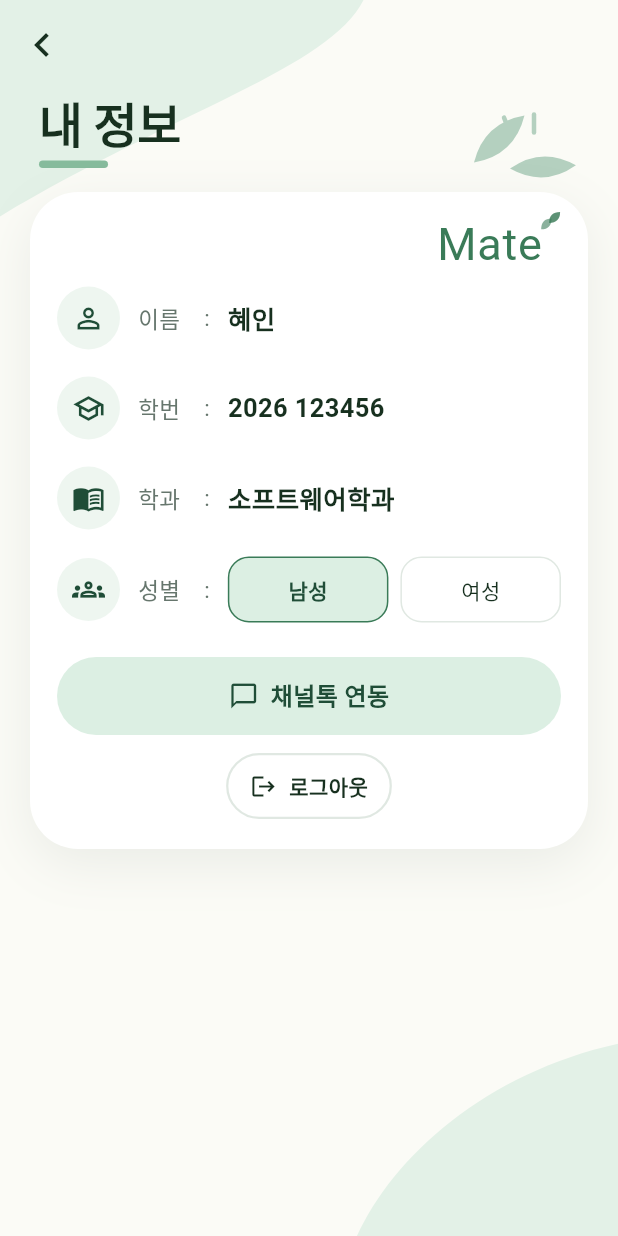
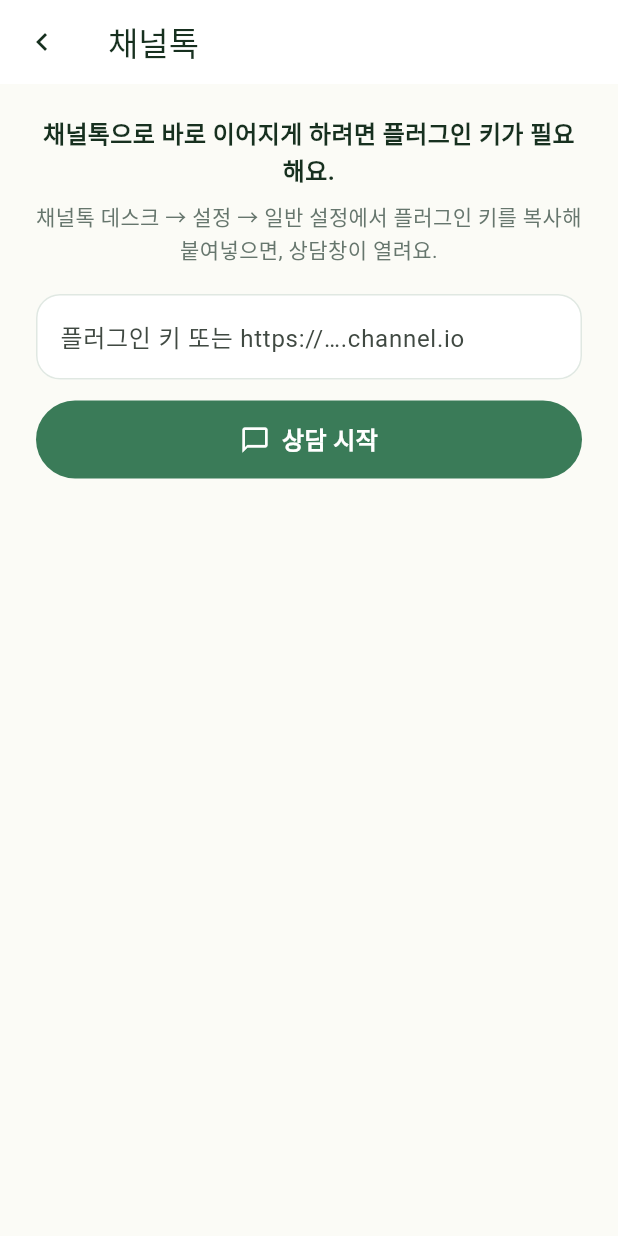
Before and after one commit to kimjieun060510/hack, a Flutter app: the MeScreen widget shown alone on an empty page, opened directly, after a tap on "채널톡 연동", on a phone screen of 412 x 824 dp. Run offline on Flutter 3.47's test engine with Material 3 defaults, Android fonts, the phone set to English and light mode, and no system bars; our stand-ins replace webview_flutter; missing offline and left inert: webview_flutter_wkwebview; Roboto replaces fonts that are missing (Jua).

Commit message:
Open Channel Talk from the green chat button
The launcher now pushes an in-app Channel Talk screen (web widget) instead of a demo toast, so the iOS simulator button actually opens chat. A plugin key can be pasted or set in data.dart.

Co-authored-by: kimjieun060510 <kimjieun060510@gmail.com>

```diff
--- a/mate/lib/data.dart
+++ b/mate/lib/data.dart
@@ -2,6 +2,10 @@
 /// 화면에 나오는 이름, 일정, 공지는 모두 예시예요. 여기서 고치면 앱 전체에 반영돼요.
 
 const String kAppName = 'mate';
+
+/// 채널톡 데스크(https://desk.channel.io) → 설정 → 일반 설정 → 플러그인 키.
+/// 여기 넣거나 `--dart-define=CHANNEL_PLUGIN_KEY=...` 로 넘기면 초록 버튼이 상담창으로 이어져요.
+const String kChannelPluginKey = String.fromEnvironment('CHANNEL_PLUGIN_KEY', defaultValue: '');
 
 /// 데모 기준일: 2026-09-21 (월). 날짜는 'M-D' 글자로 다뤄요. 예) '9-21'
 const String kToday = '9-21';
--- a/mate/lib/main.dart
+++ b/mate/lib/main.dart
@@ -2,6 +2,7 @@ import 'package:flutter/material.dart';
 import 'package:flutter/services.dart';
 
 import 'data.dart';
+import 'screens/channel.dart';
 import 'shell.dart';
 import 'theme.dart';
 
@@ -18,6 +19,7 @@ class MateApp extends StatelessWidget {
   @override
   Widget build(BuildContext context) {
     return MaterialApp(
+      navigatorKey: mateNav,
       title: kAppName,
       debugShowCheckedModeBanner: false,
       theme: buildTheme(Pal.light, Brightness.light),
--- /dev/null
+++ b/mate/lib/screens/channel.dart
@@ -0,0 +1,308 @@
+import 'package:flutter/foundation.dart';
+import 'package:flutter/material.dart';
+import 'package:webview_flutter/webview_flutter.dart';
+import 'package:webview_flutter_wkwebview/webview_flutter_wkwebview.dart';
+
+import '../data.dart';
+import '../state.dart';
+import '../theme.dart';
+import '../widgets.dart';
+
+/// 테스트에서는 웹뷰 없이 상담 화면만 확인해요.
+bool channelTalkUseWebView = true;
+
+/// 실행 중에 붙여넣은 플러그인 키. 비어 있으면 [kChannelPluginKey]를 써요.
+String channelTalkPluginKey = kChannelPluginKey;
+
+/// MaterialApp 에 붙여서, 어느 화면에서 눌러도 상담창이 꼭 뜨게 해요.
+final GlobalKey<NavigatorState> mateNav = GlobalKey<NavigatorState>();
+
+void openChannelTalk([BuildContext? context]) {
+  final nav = mateNav.currentState ?? (context == null ? null : Navigator.maybeOf(context, rootNavigator: true));
+  if (nav == null) return;
+  nav.push(MaterialPageRoute<void>(
+    fullscreenDialog: true,
+    builder: (_) => const ChannelTalkScreen(),
+  ));
+}
+
+String? channelTalkKeyFrom(String raw) {
+  var s = raw.trim();
+  if (s.isEmpty) return null;
+  final uri = Uri.tryParse(s);
+  if (uri != null && uri.hasScheme && uri.host.isNotEmpty) {
+    if (uri.host.endsWith('.channel.io') && uri.host != 'channel.io' && uri.host != 'www.channel.io') {
+      return uri.host.split('.').first;
+    }
+    return s;
+  }
+  return s;
+}
+
+String channelTalkPageUrl(String key) {
+  if (key.startsWith('http://') || key.startsWith('https://')) return key;
+  return 'https://$key.channel.io';
+}
+
+/// 채널톡 상담창. 네이티브 SDK 대신 웹 위젯을 열어서 시뮬레이터에서도 바로 이어져요.
+class ChannelTalkScreen extends StatefulWidget {
+  const ChannelTalkScreen({super.key});
+
+  @override
+  State<ChannelTalkScreen> createState() => _ChannelTalkScreenState();
+}
+
+class _ChannelTalkScreenState extends State<ChannelTalkScreen> {
+  final _keyC = TextEditingController();
+  WebViewController? _ctl;
+  var _loading = false;
+  String? _err;
+
+  String get _key => channelTalkKeyFrom(channelTalkPluginKey) ?? '';
+
+  @override
+  void initState() {
+    super.initState();
+    _keyC.text = channelTalkPluginKey;
+    WidgetsBinding.instance.addPostFrameCallback((_) {
+      if (mounted && _key.isNotEmpty) _boot();
+    });
+  }
+
+  @override
+  void dispose() {
+    _keyC.dispose();
+    super.dispose();
+  }
+
+  void _saveAndBoot() {
+    final next = channelTalkKeyFrom(_keyC.text);
+    if (next == null) {
+      setState(() => _err = '플러그인 키를 붙여넣은 뒤 다시 눌러 주세요.');
+      return;
+    }
+    channelTalkPluginKey = next;
+    _boot();
+  }
+
+  void _boot() {
+    final key = _key;
+    if (key.isEmpty) {
+      setState(() {
+        _ctl = null;
+        _loading = false;
+        _err = null;
+      });
+      return;
+    }
+    if (kIsWeb || !channelTalkUseWebView) {
+      if (kIsWeb) openUrl(channelTalkPageUrl(key));
+      if (mounted) {
+        setState(() {
+          _ctl = null;
+          _loading = false;
+          _err = null;
+        });
+      }
+      return;
+    }
+    setState(() {
+      _loading = true;
+      _err = null;
+    });
+    try {
+      final ctl = _newController()
+        ..setJavaScriptMode(JavaScriptMode.unrestricted)
+        ..enableZoom(false)
+        ..setBackgroundColor(Colors.white)
+        ..setNavigationDelegate(NavigationDelegate(
+          onNavigationRequest: (req) {
+            final uri = Uri.tryParse(req.url);
+            if (uri == null) return NavigationDecision.prevent;
+            if (uri.scheme == 'http' || uri.scheme == 'https' || uri.scheme == 'about') {
+              return NavigationDecision.navigate;
+            }
+            openUrl(req.url);
+            return NavigationDecision.prevent;
+          },
+          onPageFinished: (_) {
+            if (mounted) setState(() => _loading = false);
+          },
+          onWebResourceError: (e) {
+            if (e.isForMainFrame == false) return;
+            if (mounted) setState(() => _err = '채널톡을 불러오지 못했어요. 네트워크를 확인해 주세요.');
+          },
+        ));
+      if (key.startsWith('http://') || key.startsWith('https://')) {
+        ctl.loadRequest(Uri.parse(key));
+      } else {
+        ctl.loadHtmlString(_html(key), baseUrl: 'https://channel.io/');
+      }
+      if (mounted) setState(() => _ctl = ctl);
+    } catch (e) {
+      if (mounted) {
+        setState(() {
+          _ctl = null;
+          _loading = false;
+          _err = '채널톡을 열 수 없어요. 아래 버튼으로 열어 주세요.';
+        });
+      }
+    }
+  }
+
+  WebViewController _newController() {
+    if (WebViewPlatform.instance is WebKitWebViewPlatform) {
+      return WebViewController.fromPlatformCreationParams(
+        WebKitWebViewControllerCreationParams(
+          allowsInlineMediaPlayback: true,
+          mediaTypesRequiringUserAction: const <PlaybackMediaTypes>{},
+          javaScriptCanOpenWindowsAutomatically: true,
+        ),
+      );
+    }
+    return WebViewController();
+  }
+
+  String _esc(String s) => s.replaceAll(r'\', r'\\').replaceAll("'", r"\'").replaceAll('\n', ' ').replaceAll('</', r'<\/');
+
+  String _html(String key) {
+    final name = _esc(app.userName);
+    final id = _esc(app.studentNo);
+    return '''
+<!DOCTYPE html>
+<html lang="ko">
+<head>
+  <meta charset="utf-8">
+  <meta name="viewport" content="width=device-width, initial-scale=1, maximum-scale=1, user-scalable=no">
+  <style>
+    html,body{margin:0;height:100%;background:#F7F9F7}
+  </style>
+</head>
+<body>
+  <script>
+    (function(){var w=window;if(w.ChannelIO){return;}var ch=function(){ch.c(arguments);};ch.q=[];ch.c=function(args){ch.q.push(args);};w.ChannelIO=ch;function l(){if(w.ChannelIOInitialized){return;}w.ChannelIOInitialized=true;var s=document.createElement("script");s.type="text/javascript";s.async=true;s.src="https://cdn.channel.io/plugin/ch-plugin-web.js";var x=document.getElementsByTagName("script")[0];if(x.parentNode){x.parentNode.insertBefore(s,x);}}if(document.readyState==="complete"){l();}else{w.addEventListener("DOMContentLoaded",l);w.addEventListener("load",l);}})();
+    ChannelIO('boot', {
+      pluginKey: '${_esc(key)}',
+      memberId: '$id',
+      profile: { name: '$name' },
+      hideChannelButtonOnBoot: true,
+      hidePopup: true,
+      language: 'ko',
+      zIndex: 10000000
+    }, function() {
+      ChannelIO('showMessenger');
+    });
+    setTimeout(function(){ try { ChannelIO('showMessenger'); } catch (e) {} }, 1200);
+  </script>
+</body>
+</html>
+''';
+  }
+
+  @override
+  Widget build(BuildContext context) {
+    final p = pal(context);
+    return Scaffold(
+      backgroundColor: p.paper,
+      appBar: AppBar(
+        title: const Text('채널톡'),
+        leading: IconButton(tooltip: '채널톡 닫기', icon: Icon(icon('back')), onPressed: () => Navigator.of(context).pop()),
+      ),
+      body: Stack(children: [
+        if (_ctl != null) Positioned.fill(child: WebViewWidget(controller: _ctl!)),
+        if (_key.isEmpty)
+          _KeyPane(controller: _keyC, err: _err, onOpen: _saveAndBoot)
+        else if (_err != null)
+          Center(
+            child: Padding(
+              padding: const EdgeInsets.all(24),
+              child: Column(mainAxisSize: MainAxisSize.min, children: [
+                Txt(_err!, align: TextAlign.center),
+                const SizedBox(height: 12),
+                Btn('브라우저로 열기', ic: 'ext', onTap: () => openUrl(channelTalkPageUrl(_key))),
+              ]),
+            ),
+          )
+        else if (_loading)
+          const Center(child: Text('채널톡 상담을 열고 있어요'))
+        else if (_ctl == null)
+          Center(
+            child: Padding(
+              padding: const EdgeInsets.all(24),
+              child: Column(mainAxisSize: MainAxisSize.min, children: [
+                const Txt('채널톡 상담창을 열어요.', align: TextAlign.center),
+                const SizedBox(height: 12),
+                Btn('채널톡 열기', ic: 'chat', onTap: () => openUrl(channelTalkPageUrl(_key))),
+              ]),
+            ),
+          ),
+      ]),
+    );
+  }
+}
+
+class _KeyPane extends StatelessWidget {
+  final TextEditingController controller;
+  final String? err;
+  final VoidCallback onOpen;
+  const _KeyPane({required this.controller, required this.err, required this.onOpen});
+
+  @override
+  Widget build(BuildContext context) {
+    final p = pal(context);
+    return ListView(
+      padding: const EdgeInsets.fromLTRB(24, 20, 24, 32),
+      children: [
+        const Txt('채널톡으로 바로 이어지게 하려면 플러그인 키가 필요해요.', bold: true, size: 16, align: TextAlign.center),
+        const SizedBox(height: 8),
+        const Txt('채널톡 데스크 → 설정 → 일반 설정에서 플러그인 키를 복사해 붙여넣으면, 상담창이 열려요.', muted: true, align: TextAlign.center),
+        const SizedBox(height: 18),
+        TextField(
+          controller: controller,
+          decoration: InputDecoration(
+            hintText: '플러그인 키 또는 https://….channel.io',
+            filled: true,
+            fillColor: p.surface,
+            border: OutlineInputBorder(borderRadius: BorderRadius.circular(16), borderSide: BorderSide(color: p.line)),
+            enabledBorder: OutlineInputBorder(borderRadius: BorderRadius.circular(16), borderSide: BorderSide(color: p.line)),
+          ),
+        ),
+        if (err != null) ...[
+          const SizedBox(height: 10),
+          Txt(err!, color: p.danger, align: TextAlign.center, size: 13),
+        ],
+        const SizedBox(height: 14),
+        Btn('상담 시작', ic: 'chat', onTap: onOpen),
+      ],
+    );
+  }
+}
+
+class ChannelTalkFab extends StatelessWidget {
+  const ChannelTalkFab({super.key});
+
+  @override
+  Widget build(BuildContext context) {
+    final p = pal(context);
+    return Semantics(
+      button: true,
+      label: '채널톡 문의',
+      child: Material(
+        color: p.pri,
+        shape: const CircleBorder(),
+        elevation: 8,
+        shadowColor: const Color(0x66000000),
+        child: InkWell(
+          key: const Key('channel-talk-fab'),
+          customBorder: const CircleBorder(),
+          onTap: () => openChannelTalk(context),
+          child: const SizedBox(
+            width: 56,
+            height: 56,
+            child: Icon(Icons.chat_bubble, color: Colors.white, size: 26),
+          ),
+        ),
+      ),
+    );
+  }
+}
--- a/mate/lib/screens/home.dart
+++ b/mate/lib/screens/home.dart
@@ -4,6 +4,7 @@ import '../data.dart';
 import '../state.dart';
 import '../theme.dart';
 import '../widgets.dart';
+import 'channel.dart';
 
 /// 메인화면(카드 4개) · 내 약속 · 내 정보
 
@@ -246,7 +247,10 @@ class MeScreen extends LiveView {
                     ]),
                   ),
                   const SizedBox(height: 14),
-                  Btn('채널톡 연동', ic: 'chat', kind: 'soft', onTap: () => app.showToast('채널톡 문의 연동은 데모에서는 준비 중이에요')),
+                  KeyedSubtree(
+                    key: const Key('channel-talk-me'),
+                    child: Btn('채널톡 연동', ic: 'chat', kind: 'soft', onTap: () => openChannelTalk(context)),
+                  ),
                   const SizedBox(height: 12),
                   Center(child: Btn('로그아웃', ic: 'logout', kind: 'line', small: true, expand: false, onTap: app.logout)),
                 ]),
--- a/mate/pubspec.yaml
+++ b/mate/pubspec.yaml
@@ -11,6 +11,8 @@ dependencies:
     sdk: flutter
   url_launcher: ^6.3.0
   http: ^1.2.0
+  webview_flutter: ^4.10.0
+  webview_flutter_wkwebview: ^3.16.0
 
 dev_dependencies:
   flutter_test:
```
Also changed, not shown: mate/lib/shell.dart (+8 -0 lines), mate/pubspec.lock, 3 other files.
